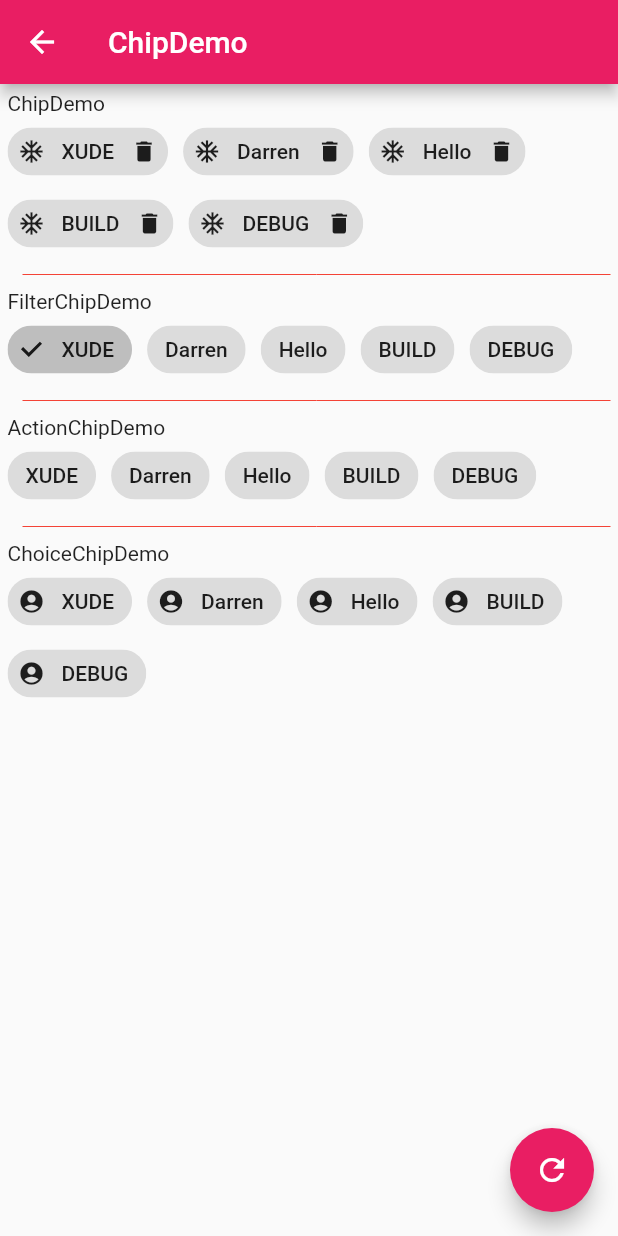
After one commit to Darren-xd/flutter_dome, a Flutter app: the ChipDemo screen opened directly, on a phone screen of 412 x 824 dp. The commit adds this screen. Run offline on Flutter 3.47's test engine with Material 2 defaults, Android fonts, the phone set to English and light mode, and no system bars; our stand-ins replace flutter_swiper.

Commit message:
chip 小部件使用

```diff
--- a/lib/buttom/button_demo.dart
+++ b/lib/buttom/button_demo.dart
@@ -3,6 +3,7 @@ import 'package:flutter_dome/buttom/checkbox_demo.dart';
 import 'package:flutter_dome/buttom/date_time_demo.dart';
 import 'package:flutter_dome/buttom/popup_menu_button_demo.dart';
 import 'package:flutter_dome/buttom/switch_demo.dart';
+import 'package:flutter_dome/chip/chip_demo.dart';
 import 'package:flutter_dome/dialog/expansion_panel_demo.dart';
 import 'package:flutter_dome/dialog/simple_dialog_demo.dart';
 
@@ -51,6 +52,10 @@ class _ButtonDemoState extends State<ButtonDemo> {
           ListItem(
             title: "ExpansionPanelDemo",
             page: ExpansionPanelDemo(),
+          ),
+          ListItem(
+            title: "ChipDemo",
+            page: ChipDemo(),
           ),
         ],
       ),
--- /dev/null
+++ b/lib/chip/chip_demo.dart
@@ -0,0 +1,138 @@
+import 'package:flutter/material.dart';
+
+class ChipDemo extends StatefulWidget {
+  @override
+  _ChipDemoState createState() => _ChipDemoState();
+}
+
+class _ChipDemoState extends State<ChipDemo> {
+  List<String> labels = ["XUDE", "Darren", "Hello", "BUILD", "DEBUG"];
+  List<String> _selected = ["XUDE"];
+  String _choice = "";
+  _chipItemList() {
+    return labels.map((item) {
+      return Chip(
+        label: Text(item),
+        avatar: Icon(
+          Icons.ac_unit,
+        ),
+        deleteIcon: Icon(Icons.delete),
+        onDeleted: () {
+          setState(() {
+            labels.remove(item);
+          });
+        },
+      );
+    }).toList();
+  }
+
+  _filterChipItemList() {
+    return labels.map((item) {
+      return FilterChip(
+        label: Text(item),
+        // avatar: Icon(Icons.ac_unit),
+        selected: _selected.contains(item),
+        onSelected: (value) {
+          setState(() {
+            if (_selected.contains(item)) {
+              _selected.remove(item);
+            } else {
+              _selected.add(item);
+            }
+          });
+        },
+      );
+    }).toList();
+  }
+
+  _actionChipItemList() {
+    return labels.map((item) {
+      return ActionChip(
+        label: Text(item),
+        onPressed: () {},
+        elevation: 0.0,
+      );
+    }).toList();
+  }
+
+  _choiceChipItemList() {
+    return labels.map((item) {
+      return ChoiceChip(
+        label: Text(item),
+        avatar: Icon(Icons.account_circle),
+        selected: _choice == item,
+        onSelected: (value) {
+          setState(() {
+            _choice = item;
+          });
+        },
+      );
+    }).toList();
+  }
+
+  @override
+  Widget build(BuildContext context) {
+    return Scaffold(
+      appBar: AppBar(
+        title: Text("ChipDemo"),
+      ),
+      floatingActionButton: FloatingActionButton(
+        child: Icon(Icons.refresh),
+        onPressed: () {
+          setState(() {
+            this.labels = ["XUDE", "Darren", "Hello", "BUILD", "DEBUG"];
+            this._selected = [];
+          });
+        },
+      ),
+      body: Container(
+        padding: EdgeInsets.all(5),
+        child: Column(
+          mainAxisAlignment: MainAxisAlignment.start,
+          crossAxisAlignment: CrossAxisAlignment.start,
+          children: <Widget>[
+            Text("ChipDemo"),
+            Wrap(
+              spacing: 10.0,
+              runSpacing: 0.0,
+              children: _chipItemList(),
+            ),
+            Divider(
+              indent: 10.0,
+              height: 20.0,
+              color: Colors.red,
+            ),
+            Text("FilterChipDemo"),
+            Wrap(
+              spacing: 10.0,
+              runSpacing: 0.0,
+              children: _filterChipItemList(),
+            ),
+            Divider(
+              indent: 10.0,
+              height: 20.0,
+              color: Colors.red,
+            ),
+            Text("ActionChipDemo"),
+            Wrap(
+              spacing: 10.0,
+              runSpacing: 0.0,
+              children: _actionChipItemList(),
+            ),
+            Divider(
+              indent: 10.0,
+              height: 20.0,
+              color: Colors.red,
+            ),
+            Text("ChoiceChipDemo"),
+            Wrap(
+              spacing: 10.0,
+              runSpacing: 0.0,
+              children: _choiceChipItemList(),
+            )
+          ],
+        ),
+      ),
+    );
+  }
+}
```
